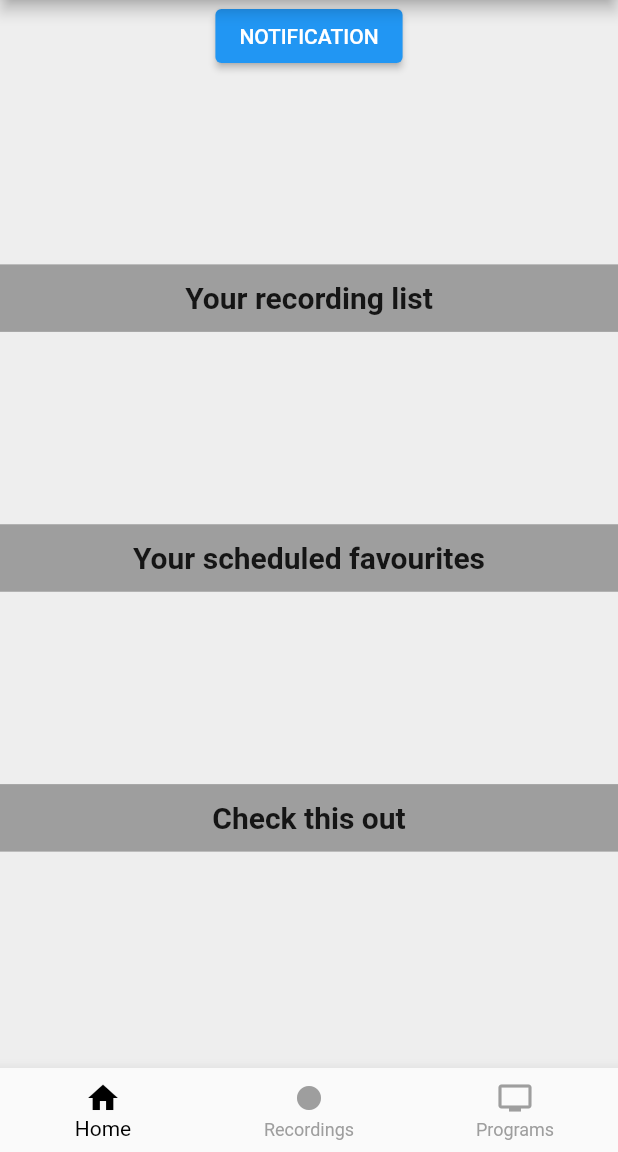
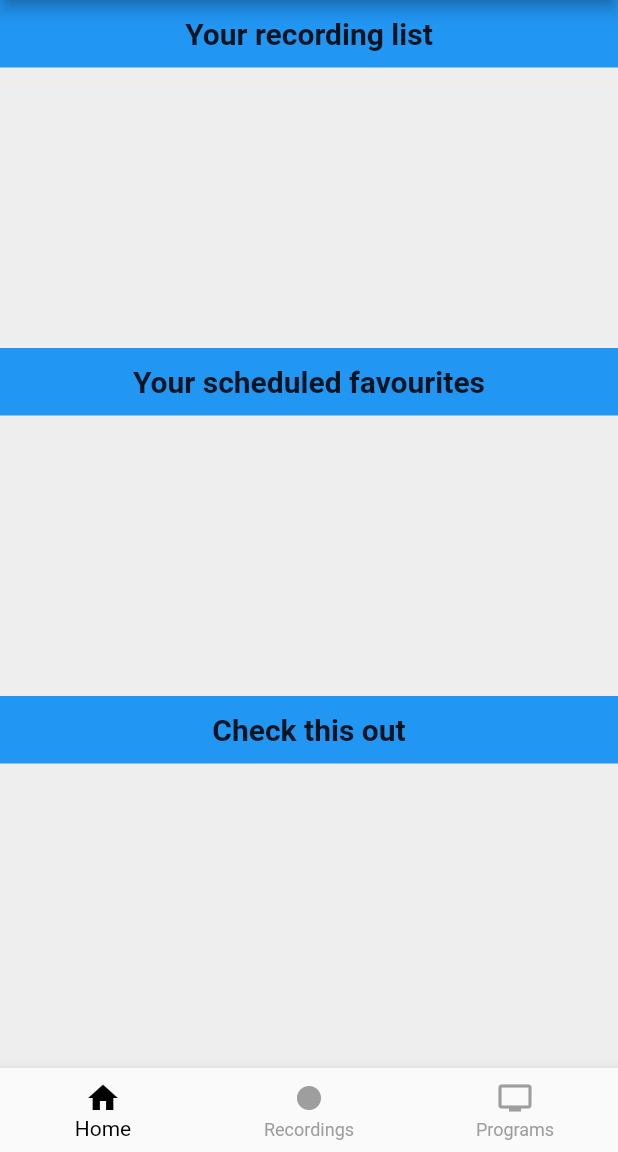
Before and after one commit to Simon1PL/Inzynierka, a Flutter app: the Home screen opened by its route, on a phone screen of 412 x 824 dp, the part 84-1236 px from its top. Run offline on Flutter 3.47's test engine with Material 2 defaults, Android fonts, the phone set to English and light mode, and no system bars; our stand-ins replace awesome_notifications, flutter_local_notifications, flutter_spinkit, shared_preferences, timezone; accounts and stored records are empty.

Commit message:
test notifications

```diff
--- a/lib/services/notifications_service.dart
+++ b/lib/services/notifications_service.dart
@@ -121,7 +121,7 @@ class NotificationService {
       for(var i = 0; i < min(10, liked.length); i++) {
         var program = liked[i];
         DateTime notificationDate = program.start!.add(Duration(hours: -10)).isAfter(DateTime.now()) ? program.start!.add(Duration(hours: -10)) : DateTime.now().add(Duration(minutes: 15));
-        notificationDate = DateTime.now().add(Duration(minutes: 15));
+        notificationDate = DateTime.now().add(Duration(seconds: 15));
         scheduleNotification(program.title!, "It will be on TV on " + program.start.toString(), jsonEncode(program), notificationDate);
       }
     }
@@ -133,6 +133,7 @@ class NotificationService {
             .isAfter(DateTime.now())
             ? program.start!.add(Duration(hours: -10))
             : DateTime.now().add(Duration(minutes: 15));
+        notificationDate = DateTime.now().add(Duration(seconds: 15));
         scheduleNotification(
             program.title!, "It will be on TV on " + program.start.toString(), jsonEncode({ "value": jsonEncode(program), "type": "singleProgram" }), notificationDate);
       }
--- a/lib/widgets/Home/home.dart
+++ b/lib/widgets/Home/home.dart
@@ -25,12 +25,6 @@ class _HomeState extends State<Home> {
         text: "R-M DVB-T Tuner",
       ),
       body: Column(mainAxisAlignment: MainAxisAlignment.spaceBetween, children: [
-        ElevatedButton(
-          onPressed: () {
-            NotificationService().scheduleNotification("String? title", "String? body", "String? payload", DateTime.now().add(Duration(seconds: 5)));
-          },
-          child: Text("NOTIFICATION"),
-        ),
         SectionTitle("Your recording list"),
         SectionTitle("Your scheduled favourites"),
         SectionTitle("Check this out"),
--- a/lib/widgets/Home/section_title.dart
+++ b/lib/widgets/Home/section_title.dart
@@ -9,7 +9,7 @@ class SectionTitle extends StatelessWidget {
     return Container(
       height: 45,
       alignment: Alignment.center,
-      color: Colors.grey,
+      color: Colors.blue,
       child:
         Padding(
           padding: const EdgeInsets.all(5.0),
```
